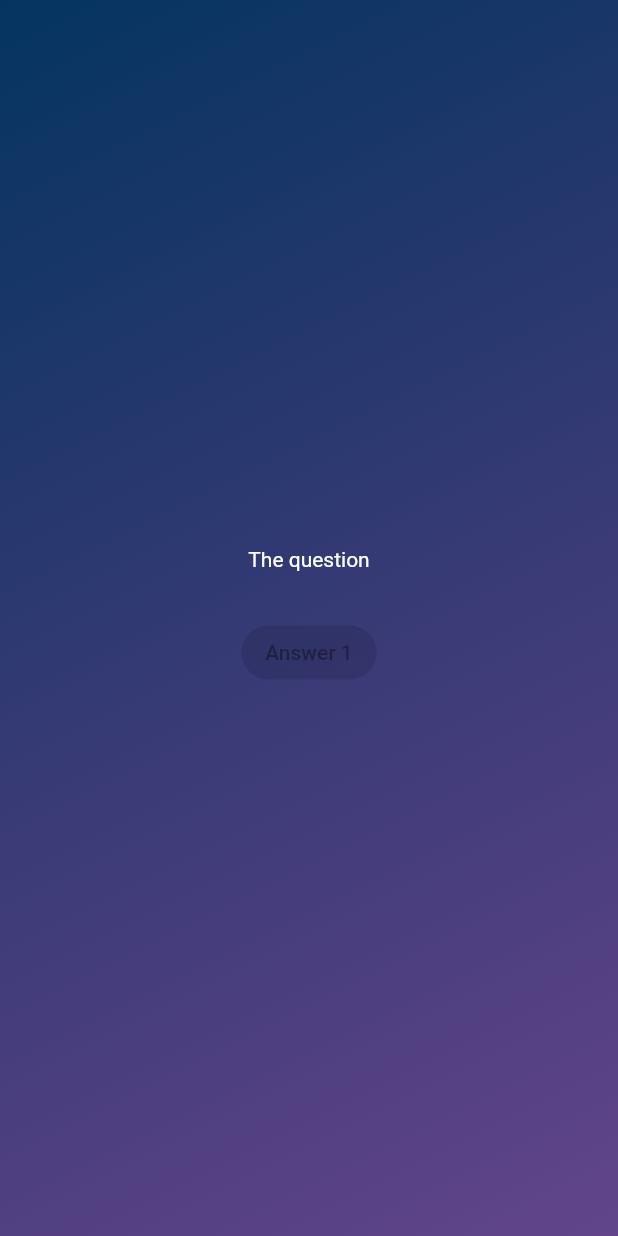
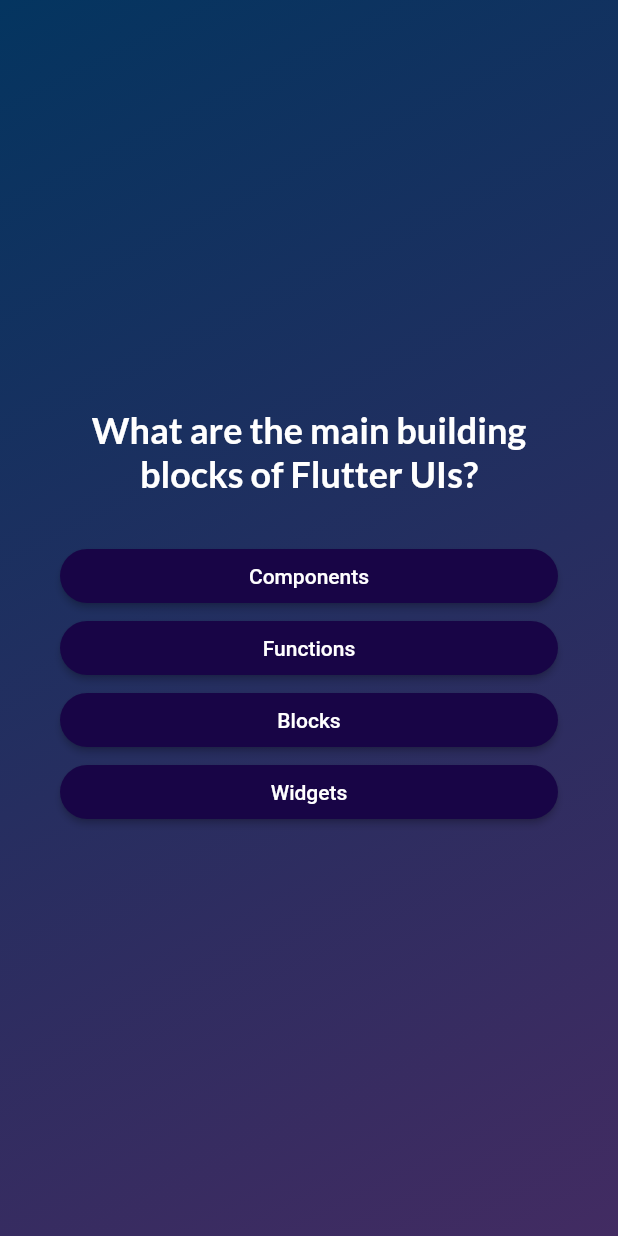
Before and after one commit to DelgaMatt/Flutter-Quiz-App, a Flutter app: the screen it shows after launch, after a tap on "Start Quiz", on a phone screen of 412 x 824 dp. Run offline on Flutter 3.47's test engine with Material 2 defaults, Android fonts, the phone set to English and light mode, and no system bars; our stand-ins replace google_fonts.

Commit message:
question screen answer saving

```diff
--- a/lib/models/answer_button.dart
+++ b/lib/models/answer_button.dart
@@ -15,11 +15,17 @@ class AnswerButton extends StatelessWidget {
     return ElevatedButton(
       onPressed: onTap,
       style: ElevatedButton.styleFrom(
-        backgroundColor: const Color.fromARGB(255, 33, 13, 90),
+        padding: const EdgeInsets.symmetric(vertical: 10, horizontal: 40),
+        backgroundColor: const Color.fromARGB(255, 24, 5, 70),
         foregroundColor: Colors.white,
-        shape: RoundedRectangleBorder(borderRadius: BorderRadius.circular(40))
-      ),
-      child: const Text('Answer 1'),
+      shape: RoundedRectangleBorder(borderRadius: BorderRadius.circular(40))),
+      child: Text(
+        answerText,
+        textAlign: TextAlign.center,
+        ),
     );
   }
 }
+
+// above, 'foregroundColor' wouldn't work for me but 'disabledForegroundColor' did work for me. What's up with that?
+// This situation changed after i added state to the questions screen?
--- a/lib/models/quiz_questions.dart
+++ b/lib/models/quiz_questions.dart
@@ -3,4 +3,10 @@ class QuizQuestion {
 
   final String text;
   final List<String> answers;
+
+  List<String> getShuffledAnswers() {
+    final shuffledList = List.of(answers);
+    shuffledList.shuffle();
+    return shuffledList;
+  }
 }
--- a/lib/questions_screen.dart
+++ b/lib/questions_screen.dart
@@ -1,8 +1,13 @@
 import 'package:flutter/material.dart';
+import 'package:google_fonts/google_fonts.dart';
+
 import 'package:quiz/models/answer_button.dart';
+import 'package:quiz/data/questions_list.dart';
 
 class QuestionsScreen extends StatefulWidget {
-  const QuestionsScreen({super.key});
+  const QuestionsScreen({super.key, required this.onSelectAnswer});
+
+  final void Function(String answer) onSelectAnswer;
 
   @override
   State<StatefulWidget> createState() {
@@ -11,18 +16,47 @@ class QuestionsScreen extends StatefulWidget {
 }
 
 class _QuestionsScreenState extends State<QuestionsScreen> {
+  var currentQuestionIndex = 0;
+
+  void answerQuestion(String selectedAnswer) {
+    widget.onSelectAnswer(selectedAnswer);
+    setState(() {
+      currentQuestionIndex++;
+    });
+  }
+
   @override
   Widget build(context) {
-    return const SizedBox(
+    final currentQuestion = questions[currentQuestionIndex];
+
+    return SizedBox(
       width: double.infinity,
       // tool built into Dart - another way of saying to use as much space as we can
+      child: Container(
+          margin: const EdgeInsets.all(40),
           child: Column(
             mainAxisAlignment: MainAxisAlignment.center,
+            crossAxisAlignment: CrossAxisAlignment.stretch,
             children: [
-            Text('The question', style: TextStyle(color: Colors.white)),
-            SizedBox(height: 30),
-            AnswerButton(answerText: 'Answer 1 ', onTap: null)
+              Text(
+                currentQuestion.text,
+                style: GoogleFonts.lato(
+                    color: Colors.white,
+                    fontSize: 24,
+                    fontWeight: FontWeight.bold),
+                textAlign: TextAlign.center,
+              ),
+              const SizedBox(height: 30),
+              ...currentQuestion.getShuffledAnswers().map((answer) {
+                return AnswerButton(
+                  answerText: answer,
+                  onTap: () {
+                    answerQuestion(answer);
+                  },
+                );
+              }),
             ],
-        ));
+          )),
+    );
   }
 }
--- a/lib/quiz.dart
+++ b/lib/quiz.dart
@@ -4,6 +4,7 @@ import '/start_screen.dart';
 
 class Quiz extends StatefulWidget {
   const Quiz({super.key});
+
 
   @override
   State<Quiz> createState() {
@@ -12,6 +13,7 @@ class Quiz extends StatefulWidget {
 }
 
 class _QuizState extends State<Quiz> {
+  final List<String> selectedAnswers = [];
   var activeScreen = 'start-screen';
   // '?' means the value can be null
 
@@ -27,6 +29,10 @@ class _QuizState extends State<Quiz> {
     });
   }
 
+  void chooseAnswer(String answer) {
+    selectedAnswers.add(answer);
+  }
+
   //above we have passed the 'switchScreen' function to the 'StartScreen' widget, giving the start screen access to the 'state'. So when the button is clicked on the start screen, it triggers the 'StartQuiz' function variable declared on the startScreen file, which we've set to be the value of our switch screen function, triggering the change.
 
   //It's a little confusing that the startquiz parameter is named something other than the function value we are actually passing to it. Can they be named the same thing?
@@ -38,8 +44,8 @@ class _QuizState extends State<Quiz> {
     //     : const QuestionsScreen();
 
     Widget screenWidget = StartScreen(switchScreen);
-    if(activeScreen == 'questions-screen'){
-    screenWidget = const QuestionsScreen();
+    if (activeScreen == 'questions-screen') {
+      screenWidget = QuestionsScreen(onSelectAnswer: chooseAnswer);
     }
 
     return MaterialApp(
@@ -48,7 +54,7 @@ class _QuizState extends State<Quiz> {
         decoration: const BoxDecoration(
           gradient: LinearGradient(colors: [
             Color.fromARGB(255, 4, 53, 96),
-            Color.fromARGB(190, 46, 7, 100)
+            Color.fromARGB(214, 31, 4, 69)
           ], begin: Alignment.topLeft, end: Alignment.bottomRight),
         ),
         child: screenWidget,
--- a/pubspec.yaml
+++ b/pubspec.yaml
@@ -35,6 +35,7 @@ dependencies:
   # The following adds the Cupertino Icons font to your application.
   # Use with the CupertinoIcons class for iOS style icons.
   cupertino_icons: ^1.0.2
+  google_fonts: ^6.1.0
 
 dev_dependencies:
   flutter_test:
```
Also changed, not shown: pubspec.lock, 7 other files. Lines whose indentation alone changed are shown as unchanged.
